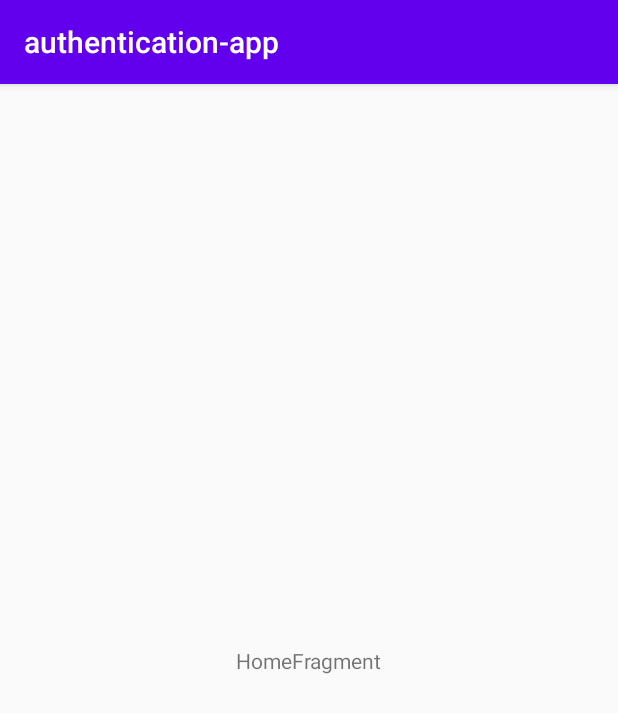
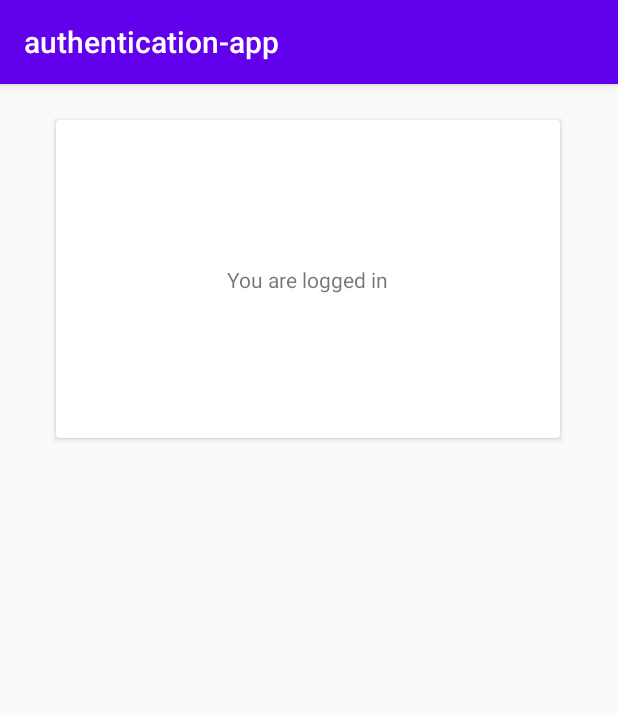
Before and after one commit to MinhPhu0304/Authenticaltion-app, an Android app: the HomeFragment screen opened directly, with no data from a screen before it, on a phone screen of 412 x 824 dp. Shown: the top 713 px of the screen. Run offline under Robolectric (Android 15) with nearby library versions, the phone set to English and light mode, and no system bars.

```diff
--- a/app/src/main/res/layout/home_activity.xml
+++ b/app/src/main/res/layout/home_activity.xml
@@ -1,8 +1,7 @@
 <?xml version="1.0" encoding="utf-8"?>
-<FrameLayout
-    xmlns:android="http://schemas.android.com/apk/res/android"
+<FrameLayout xmlns:android="http://schemas.android.com/apk/res/android"
     xmlns:tools="http://schemas.android.com/tools"
     android:id="@+id/container"
     android:layout_width="match_parent"
     android:layout_height="match_parent"
-    tools:context=".Home"/>
+    tools:context=".Home" />
--- a/app/src/main/res/layout/home_fragment.xml
+++ b/app/src/main/res/layout/home_fragment.xml
@@ -1,6 +1,5 @@
 <?xml version="1.0" encoding="utf-8"?>
-<androidx.constraintlayout.widget.ConstraintLayout
-    xmlns:android="http://schemas.android.com/apk/res/android"
+<androidx.constraintlayout.widget.ConstraintLayout xmlns:android="http://schemas.android.com/apk/res/android"
     xmlns:app="http://schemas.android.com/apk/res-auto"
     xmlns:tools="http://schemas.android.com/tools"
     android:id="@+id/home"
@@ -8,14 +7,29 @@
     android:layout_height="match_parent"
     tools:context=".ui.home.HomeFragment">
 
-    <TextView
-        android:id="@+id/message"
-        android:layout_width="wrap_content"
-        android:layout_height="wrap_content"
-        android:text="HomeFragment"
-        app:layout_constraintBottom_toBottomOf="parent"
+    <androidx.cardview.widget.CardView
+        android:layout_width="336dp"
+        android:layout_height="212dp"
+        android:layout_marginStart="8dp"
+        android:layout_marginTop="24dp"
+        android:layout_marginEnd="8dp"
         app:layout_constraintEnd_toEndOf="parent"
+        app:layout_constraintHorizontal_bias="0.491"
         app:layout_constraintStart_toStartOf="parent"
-        app:layout_constraintTop_toTopOf="parent"/>
+        app:layout_constraintTop_toTopOf="parent" >
 
+        <androidx.constraintlayout.widget.ConstraintLayout
+            android:layout_width="match_parent"
+            android:layout_height="match_parent">
+
+            <TextView
+                android:text="@string/logged_in_msg"
+                android:layout_width="wrap_content"
+                android:layout_height="wrap_content"
+                app:layout_constraintBottom_toBottomOf="parent"
+                app:layout_constraintEnd_toEndOf="parent"
+                app:layout_constraintStart_toStartOf="parent"
+                app:layout_constraintTop_toTopOf="parent" />
+        </androidx.constraintlayout.widget.ConstraintLayout>
+    </androidx.cardview.widget.CardView>
 </androidx.constraintlayout.widget.ConstraintLayout>
--- a/app/src/main/res/values/strings.xml
+++ b/app/src/main/res/values/strings.xml
@@ -11,9 +11,6 @@
     <string name="login_failed">"Login failed"</string>
     <string name="action_log_in">Log in with Microsoft</string>
     <string name="login_success">Login success</string>
-
-    <!-- TODO: Remove or change this placeholder text -->
-    <string name="hello_blank_fragment">Hello blank fragment</string>
-    <string name="login_msg">You are loged in</string>
-
+    <string name="title_activity_login">Log in</string>
+    <string name="logged_in_msg">You are logged in</string>
 </resources>
```
Also changed, not shown: app/src/main/res/layout/activity_login.xml (+6 -7 lines), app/src/main/res/navigation/navigation.xml (+18 -1 lines).
